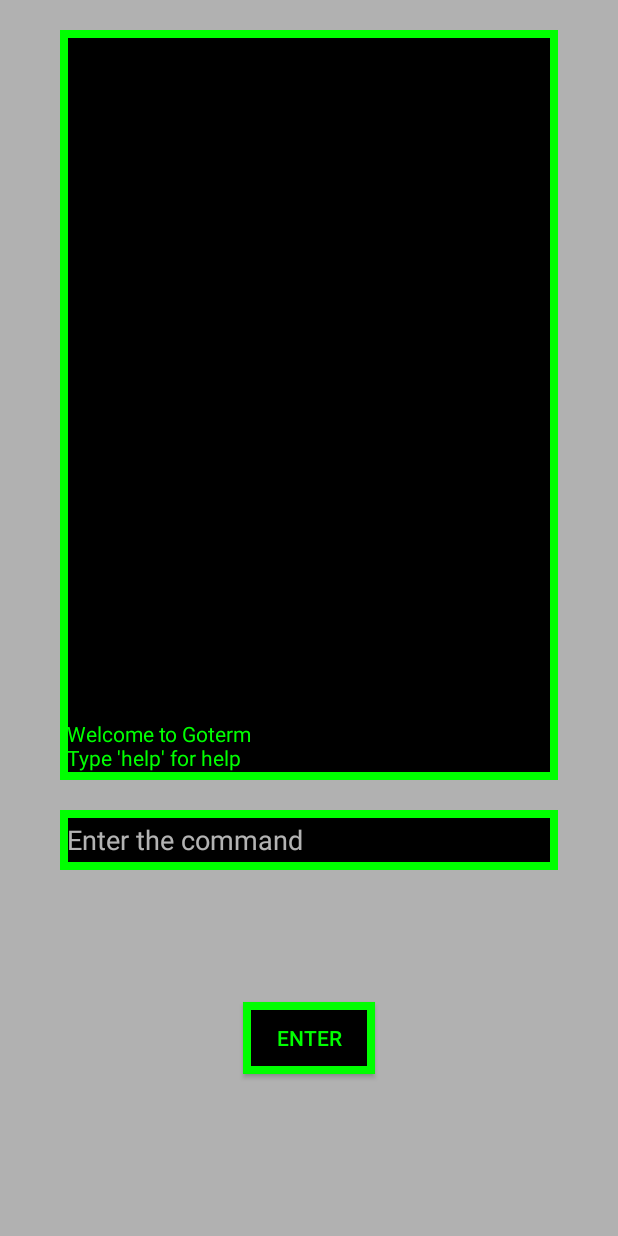
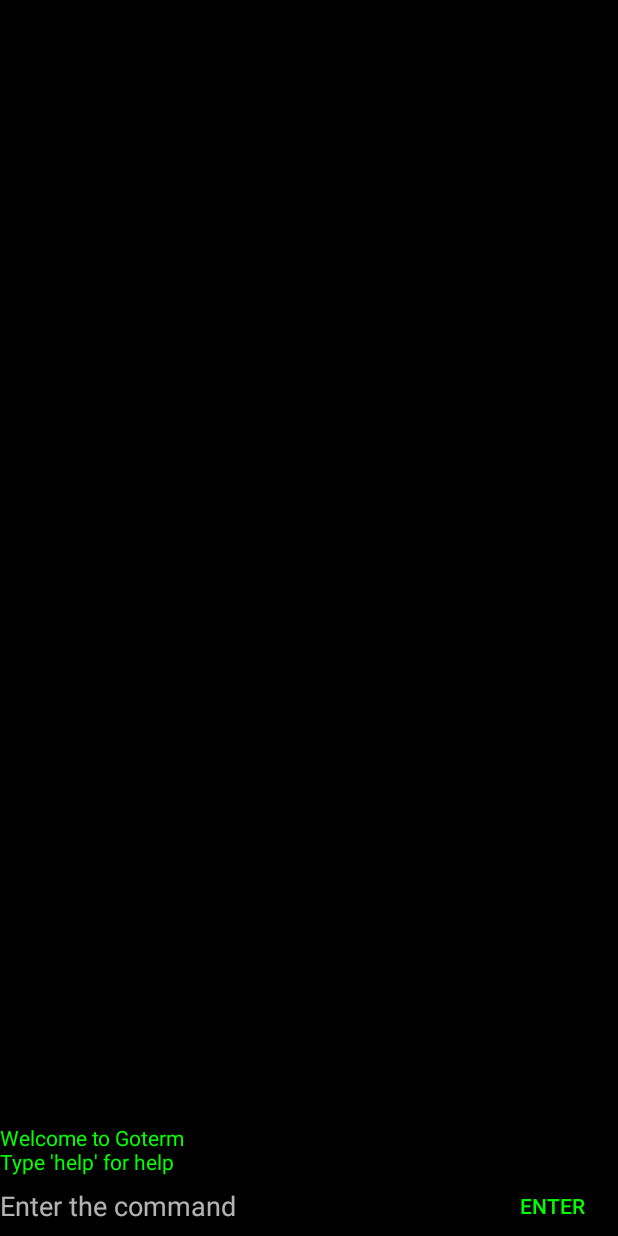
Before and after one commit to charan-kumar-137/GoTerm, an Android app: the screen it shows after launch (MainActivity), on a phone screen of 412 x 824 dp. Run offline under Robolectric (Android 15) with nearby library versions, the phone set to English and light mode, and no system bars.

Commit message:
Improvement in UI

```diff
--- a/app/src/main/java/com/example/goterm/MainActivity.java
+++ b/app/src/main/java/com/example/goterm/MainActivity.java
@@ -22,9 +22,12 @@ public class MainActivity extends AppCompatActivity implements View.OnClickListe
         editText = findViewById(R.id.editText);
         button = findViewById(R.id.button);
 
+
         editText.setHint("Enter the command");
         textView.setText("Welcome to Goterm\n");
         textView.append("Type \'help\' for help");
+
+
         button.setOnClickListener(this);
     }
     private void inputfun(String s){
@@ -49,6 +52,7 @@ public class MainActivity extends AppCompatActivity implements View.OnClickListe
 
     @Override
     public void onClick(View v) {
+
         try{
             str = editText.getText().toString();
             inputfun(str);
@@ -57,5 +61,7 @@ public class MainActivity extends AppCompatActivity implements View.OnClickListe
         catch (Exception e){
 
         }
+
+
     }
 }
--- a/app/src/main/res/drawable/border.xml
+++ b/app/src/main/res/drawable/border.xml
@@ -4,13 +4,5 @@
         android:color="#000000"
 
         />
-    <stroke
-        android:width="5dp"
-        android:color="#00FF00"/>
-    <padding
-        android:top="0dp"
-        android:bottom="0dp"
-        android:left="5dp"
-        android:right="5dp"
-        />
+
 </shape>
--- a/app/src/main/res/layout/activity_main.xml
+++ b/app/src/main/res/layout/activity_main.xml
@@ -7,70 +7,49 @@
     android:background="#9FFFFFFF"
     tools:context=".MainActivity">
 
+    <TextView
+        android:id="@+id/textview"
+        android:layout_width="0dp"
+        android:layout_height="0dp"
+        android:background="@drawable/border"
+        android:gravity="bottom"
+        android:textColor="#00FF00"
+
+        app:layout_constraintBottom_toTopOf="@+id/guideline"
+        app:layout_constraintEnd_toEndOf="parent"
+        app:layout_constraintStart_toStartOf="parent"
+        app:layout_constraintTop_toTopOf="parent" />
 
     <androidx.constraintlayout.widget.Guideline
-        android:id="@+id/leftguideline"
-        android:layout_width="wrap_content"
-        android:layout_height="wrap_content"
-        android:orientation="vertical"
-        app:layout_constraintGuide_begin="40dp" />
-
-    <androidx.constraintlayout.widget.Guideline
-        android:id="@+id/rightguideline"
-        android:layout_width="wrap_content"
-        android:layout_height="wrap_content"
-        android:orientation="vertical"
-        app:layout_constraintGuide_end="40dp" />
-
-    <androidx.constraintlayout.widget.Guideline
-        android:id="@+id/topguideline"
+        android:id="@+id/guideline"
         android:layout_width="wrap_content"
         android:layout_height="wrap_content"
         android:orientation="horizontal"
-        app:layout_constraintGuide_begin="20dp" />
-
-    <androidx.constraintlayout.widget.Guideline
-        android:id="@+id/bottomguideline"
-        android:layout_width="wrap_content"
-        android:layout_height="wrap_content"
-        android:orientation="horizontal"
-        app:layout_constraintGuide_end="20dp" />
-
-    <TextView
-        android:id="@+id/textview"
-        android:layout_width="0dp"
-        android:layout_height="500dp"
-        android:background="@drawable/border"
-        android:textColor="#00FF00"
-        android:gravity="bottom"
-        android:paddingBottom="5dp"
-        app:layout_constraintEnd_toStartOf="@+id/rightguideline"
-        app:layout_constraintStart_toStartOf="@+id/leftguideline"
-        app:layout_constraintTop_toTopOf="@+id/topguideline" />
+        app:layout_constraintGuide_end="40dp" />
 
     <EditText
         android:id="@+id/editText"
         android:layout_width="0dp"
         android:layout_height="40dp"
+        android:background="@drawable/border"
         android:inputType="text"
-        android:background="@drawable/border"
         android:textColor="#00FF00"
-        android:layout_marginTop="20dp"
-        app:layout_constraintEnd_toStartOf="@+id/rightguideline"
-        app:layout_constraintHorizontal_bias="0.0"
-        app:layout_constraintStart_toStartOf="@+id/leftguideline"
-        app:layout_constraintTop_toBottomOf="@+id/textview" />
+        app:layout_constraintBottom_toBottomOf="parent"
+        app:layout_constraintEnd_toStartOf="@+id/button"
+        app:layout_constraintStart_toStartOf="parent"
+        app:layout_constraintTop_toTopOf="@+id/guideline" />
 
     <Button
         android:id="@+id/button"
         android:layout_width="wrap_content"
-        android:layout_height="wrap_content"
+        android:layout_height="40dp"
+        android:background="@drawable/border"
         android:text="@string/button"
-        android:background="@drawable/border"
         android:textColor="#00FF00"
-        app:layout_constraintBottom_toTopOf="@+id/bottomguideline"
-        app:layout_constraintEnd_toStartOf="@+id/rightguideline"
-        app:layout_constraintStart_toStartOf="@+id/leftguideline"
-        app:layout_constraintTop_toBottomOf="@+id/editText" />
+
+        app:layout_constraintBottom_toBottomOf="parent"
+        app:layout_constraintEnd_toEndOf="parent" />
+
+
 
 </androidx.constraintlayout.widget.ConstraintLayout>
```
Lines whose indentation alone changed are shown as unchanged.
